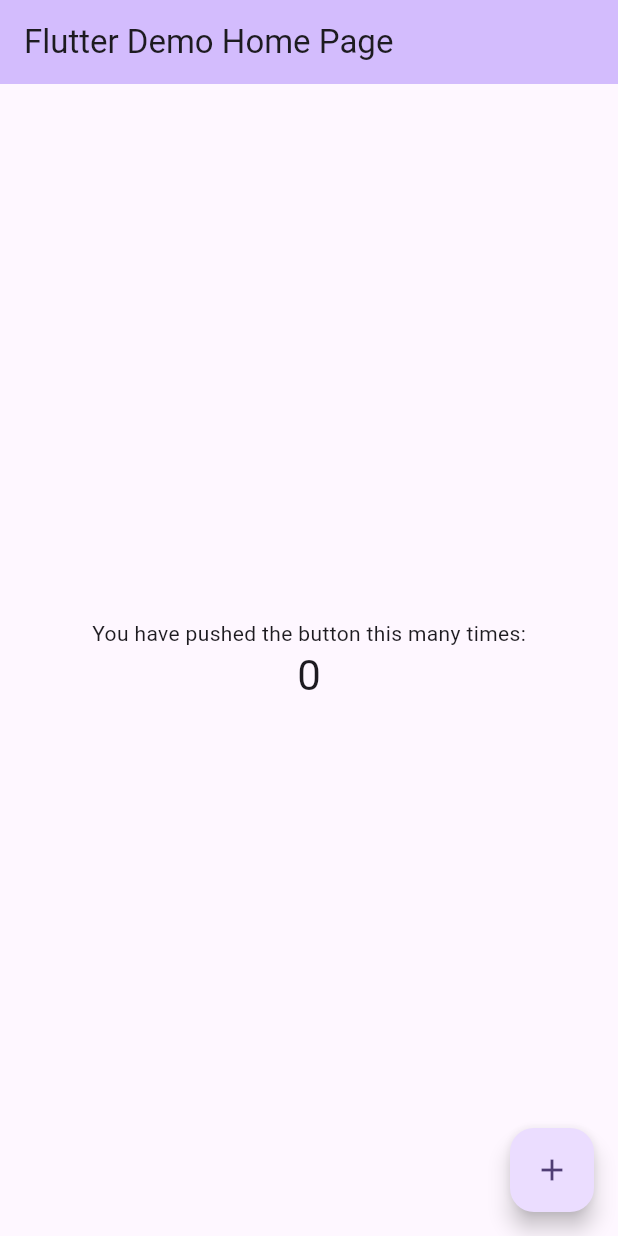
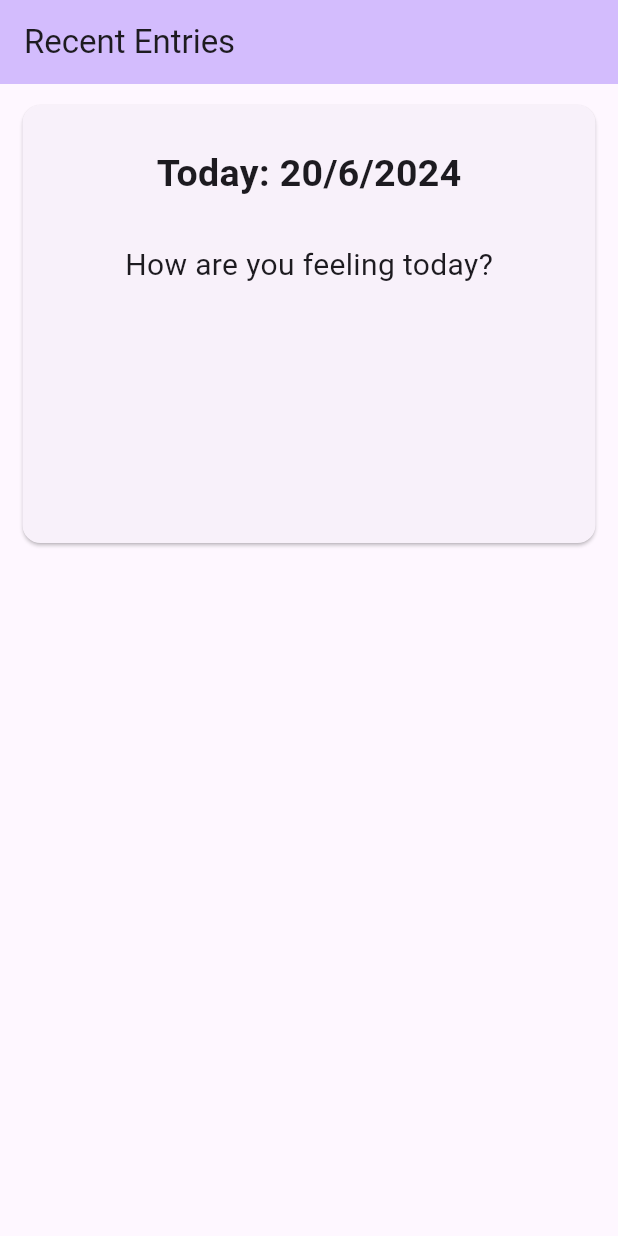
Before and after one commit to saharmi22/hackathon2024, a Flutter app: the screen it shows after launch, on a phone screen of 412 x 824 dp. Run offline on Flutter 3.47's test engine with Material 3 defaults, Android fonts, the light colour scheme and no system bars.

Commit message:
starting something

```diff
--- a/lib/EntryFormCard.dart
+++ b/lib/EntryFormCard.dart
@@ -0,0 +1,79 @@
+import 'package:flutter/material.dart';
+import 'package:hackathon2024/homePage.dart';
+
+class EntryFormCardInit extends StatefulWidget {
+  const EntryFormCardInit({super.key});
+
+  @override
+  State<EntryFormCardInit> createState() => _EntryFormCardInitState();
+}
+
+class _EntryFormCardInitState extends State<EntryFormCardInit> {
+  @override
+  Widget build(BuildContext context) {
+    var day = DateTime.now().day;
+    var month = DateTime.now().month;
+    var year = DateTime.now().year;
+    return GestureDetector(
+      child: Container(
+        height: 300,
+        width: 390,
+        child: Card(
+          child: Column(
+            children: <Widget>[
+              Padding(
+                padding: const EdgeInsets.all(8.0),
+                child: Padding(
+                  padding: const EdgeInsets.all(20.0),
+                  child: Text("Today: $day/$month/$year", style: const TextStyle(fontSize: 25, fontWeight: FontWeight.bold),),
+                ),
+              ),
+              const Text("How are you feeling today?", style: const TextStyle(fontSize: 20)),
+            ]
+          ),
+        ),
+      ),
+      onTap: () {
+        Navigator.push(
+          context,
+          MaterialPageRoute(builder: (context) => const HomePage()), //todo: change to FormPage
+        );
+      },
+    );
+  }
+}
+
+class EntryFormCardUpdate extends StatefulWidget {
+  const EntryFormCardUpdate({super.key});
+
+  @override
+  State<EntryFormCardUpdate> createState() => _EntryFormCardUpdateState();
+}
+
+class _EntryFormCardUpdateState extends State<EntryFormCardUpdate> {
+  @override
+  Widget build(BuildContext context) {
+    var day = DateTime.now().day;
+    var month = DateTime.now().month;
+    var year = DateTime.now().year;
+    var events = []; //todo: get events from database
+    var avgMood = (events.isEmpty) ? 0 : events.map((e) => e.mood).reduce((a, b) => a + b) / events.length;
+    return GestureDetector(
+      child: Card(
+        child: Column(
+          children: <Widget>[
+            Text("Today: $day/$month/$year", style: const TextStyle(fontSize: 20, fontWeight: FontWeight.bold),),
+            Text("Number Of Events: $events.length"),
+            Text("Avarage Mood: $avgMood")
+          ]
+        ),
+      ),
+      onTap: () {
+        Navigator.push(
+          context,
+          MaterialPageRoute(builder: (context) => const HomePage()), //todo: change to FormPage
+        );
+      },
+    );
+  }
+}
--- a/lib/homePage.dart
+++ b/lib/homePage.dart
@@ -0,0 +1,33 @@
+import 'package:flutter/material.dart';
+import 'package:hackathon2024/EntryFormCard.dart';
+
+class HomePage extends StatefulWidget {
+  const HomePage({super.key});
+
+  @override
+  State<HomePage> createState() => _HomePageState();
+}
+
+class _HomePageState extends State<HomePage> {
+
+  @override
+  Widget build(BuildContext context) {
+    return Scaffold(
+      appBar: AppBar(
+        backgroundColor: Theme.of(context).colorScheme.inversePrimary,
+        title: const Text("Recent Entries"),
+      ),
+      body: const Center(
+        child: Column(
+          children: <Widget>[
+            Padding(
+              padding: EdgeInsets.all(10.0),
+              child: EntryFormCardInit(),
+            ),
+            // todo: add list of small entries here
+          ],
+        ),
+      ),
+    );
+  }
+}
--- a/lib/main.dart
+++ b/lib/main.dart
@@ -1,4 +1,6 @@
 import 'package:flutter/material.dart';
+import 'package:hackathon2024/Clear.dart';
+import 'package:hackathon2024/homePage.dart';
 
 void main() {
   runApp(const MyApp());
@@ -31,7 +33,7 @@
         colorScheme: ColorScheme.fromSeed(seedColor: Colors.deepPurple),
         useMaterial3: true,
       ),
-      home: const MyHomePage(title: 'Flutter Demo Home Page'),
+      home: const HomePage(),
     );
   }
 }
```
Also changed, not shown: lib/Clear.dart (added, +27 -0 lines).
